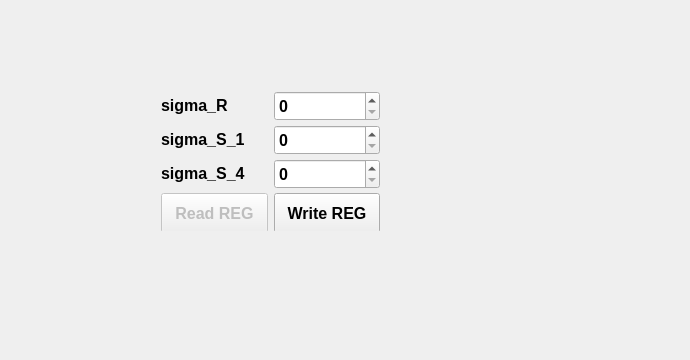
This is Link_tab/nr_yuv_tab.ui in HuJingwen1211/MCISP as Qt 5 draws it before an edit. The edited form follows.
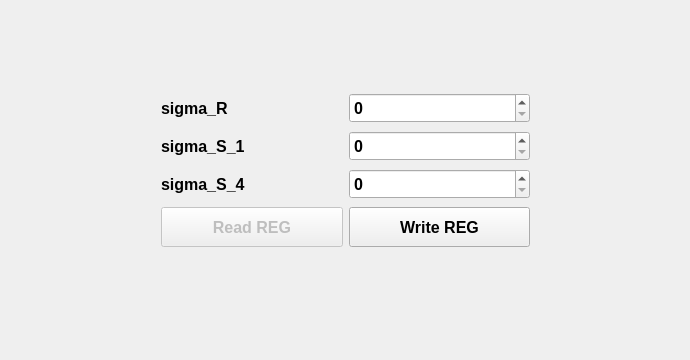
This is the edited form.

```diff
--- a/Link_tab/nr_yuv_tab.ui
+++ b/Link_tab/nr_yuv_tab.ui
@@ -19,13 +19,13 @@
   <property name="windowTitle">
    <string>NR_YUV_tab</string>
   </property>
-  <widget class="QWidget" name="">
+  <widget class="QWidget" name="layoutWidget">
    <property name="geometry">
     <rect>
      <x>150</x>
      <y>80</y>
-     <width>241</width>
-     <height>151</height>
+     <width>391</width>
+     <height>181</height>
     </rect>
    </property>
    <layout class="QGridLayout" name="gridLayout">
```
